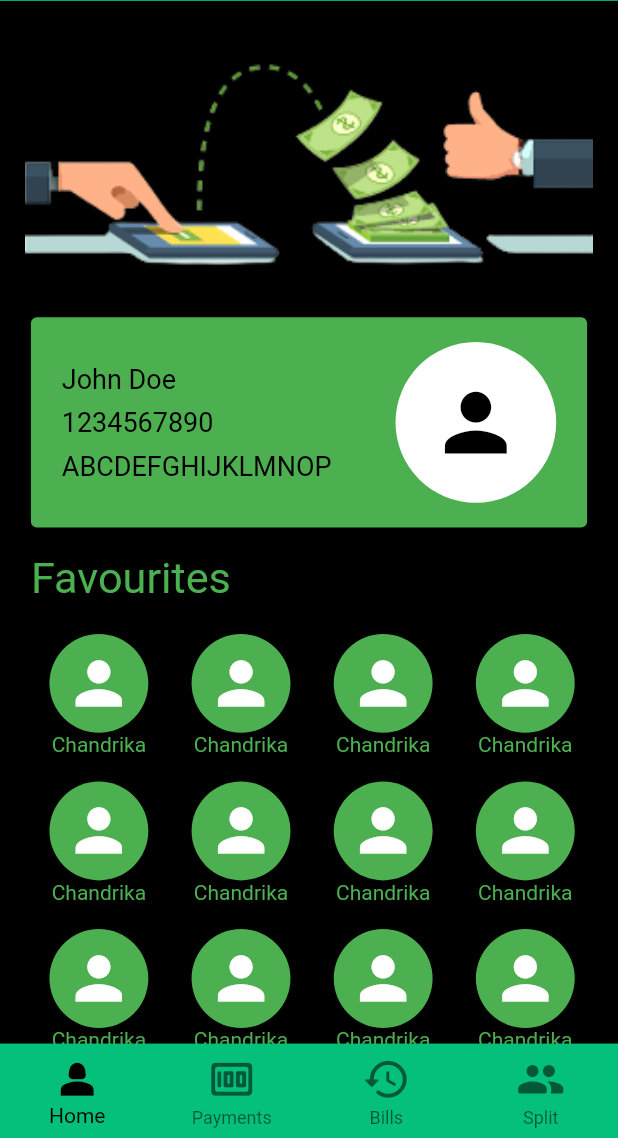
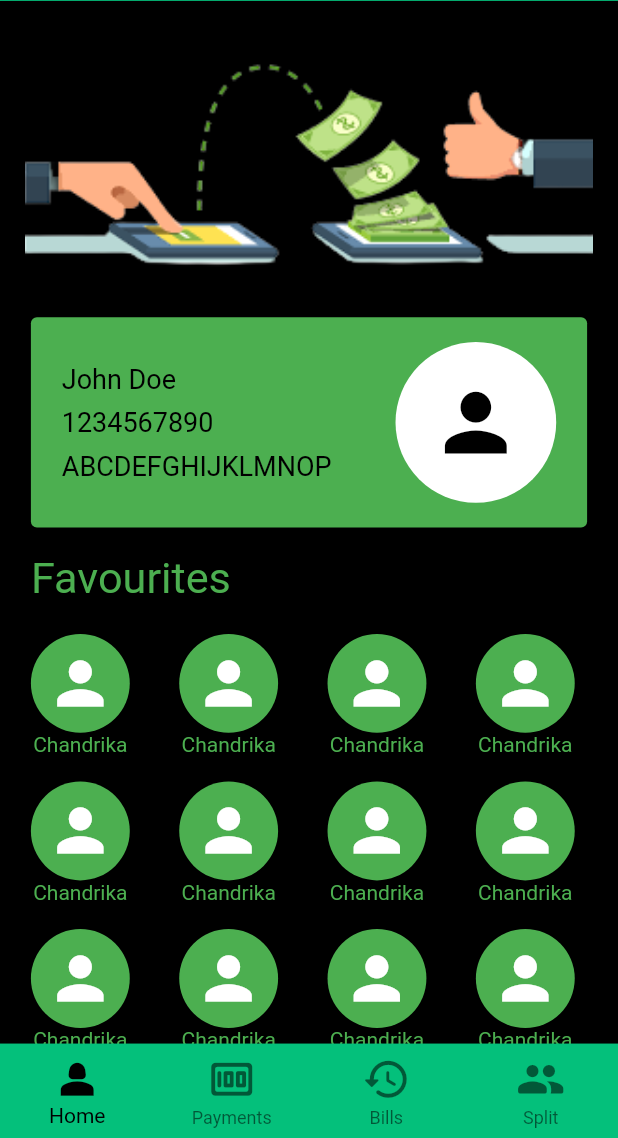
Before and after one commit to Laxmi-Sreenivas/flowpay, a Flutter app: the PageTemplate screen opened directly, on a phone screen of 412 x 824 dp, the part 98-1236 px from its top. Run offline on Flutter 3.47's test engine with Material 2 defaults, Android fonts, the phone set to English and light mode, and no system bars.

Commit message:
Overflow Bug Fixed

```diff
--- a/lib/Signup/Signup.dart
+++ b/lib/Signup/Signup.dart
@@ -1,4 +1,4 @@
-import 'package:flowpay/welcome/welcome.dart';
+import 'package:flowpay/Template/templatepage.dart';
 import 'package:flutter/material.dart';
 import 'package:flowpay/Login/loginpage.dart';
 class SignupPage extends StatefulWidget {
@@ -21,7 +21,7 @@ class _SignupPageState extends State<SignupPage> {
   void toWelcome(BuildContext context){
         Navigator.pushAndRemoveUntil(
         context,
-        MaterialPageRoute(builder: (BuildContext context) => Welcome()),
+        MaterialPageRoute(builder: (BuildContext context) => PageTemplate()),
         (Route<dynamic> route) => false);
   }
 
--- a/lib/welcome/welcome.dart
+++ b/lib/welcome/welcome.dart
@@ -37,7 +37,8 @@ class Welcome extends StatelessWidget {
             ],
           ),
           Padding(
-            padding: EdgeInsets.fromLTRB(w * 0.05, w * 0.03, w * 0.05, w * 0.03),
+            padding:
+                EdgeInsets.fromLTRB(w * 0.05, w * 0.03, w * 0.05, w * 0.03),
             child: Text(
               'Favourites',
               style: TextStyle(
@@ -46,8 +47,10 @@ class Welcome extends StatelessWidget {
               ),
             ),
           ),
-          Padding(
-            padding: EdgeInsets.fromLTRB(w * 0.04, 0, w * 0.04, w * 0.04),
+          Container(
+            margin: EdgeInsets.symmetric(horizontal: w * 0.01),
+            child: SingleChildScrollView(
+              scrollDirection: Axis.horizontal,
               child: Row(
                 mainAxisAlignment: MainAxisAlignment.start,
                 children: List.generate(4, (rowIndex) {
@@ -55,7 +58,8 @@ class Welcome extends StatelessWidget {
                     children: List.generate(3, (colIndex) {
                       //final index = rowIndex * 3 + colIndex;
                       return Padding(
-                      padding: EdgeInsets.fromLTRB(w * 0.04,w * 0.02,w * 0.03,w * 0.02),
+                        padding: EdgeInsets.fromLTRB(
+                            w * 0.04, w * 0.02, w * 0.04, w * 0.02),
                         child: Favourite(
                           size: w * 0.16,
                           icon: Icons.person,
@@ -67,6 +71,7 @@ class Welcome extends StatelessWidget {
                 }),
               ),
             ),
+          ),
         ],
       ),
     );
```
Lines whose indentation alone changed are shown as unchanged.
